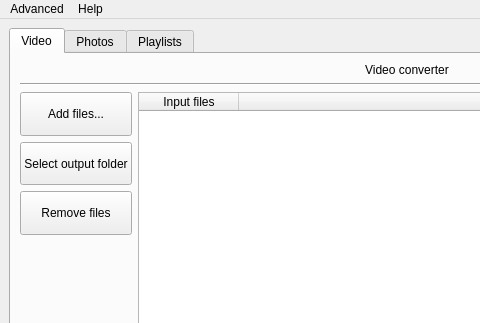
willfurnass/video4fuze, file GUI/MainWindow.ui: the form before one commit; both pictures show x 0 to 480 and y 0 to 323 of the 814 by 600 pixel window.
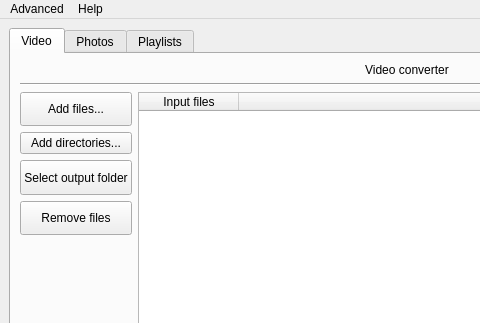
The form after the commit. Icons and pictures are not drawn.

Commit message: Added DVD/Blueray and directory selection support to the GUI

```diff
--- a/GUI/MainWindow.ui
+++ b/GUI/MainWindow.ui
@@ -117,7 +117,7 @@
                 </property>
                </widget>
               </item>
-              <item row="1" column="1">
+              <item row="2" column="1">
                <widget class="QPushButton" name="SelectOutputButton">
                 <property name="sizePolicy">
                  <sizepolicy hsizetype="Minimum" vsizetype="Minimum">
@@ -130,7 +130,7 @@
                 </property>
                </widget>
               </item>
-              <item row="2" column="1">
+              <item row="3" column="1">
                <widget class="QPushButton" name="RemoveButton">
                 <property name="sizePolicy">
                  <sizepolicy hsizetype="Minimum" vsizetype="Minimum">
@@ -159,7 +159,7 @@
                 </property>
                </spacer>
               </item>
-              <item row="1" column="2">
+              <item row="2" column="2">
                <spacer name="horizontalSpacer_2">
                 <property name="orientation">
                  <enum>Qt::Horizontal</enum>
@@ -175,6 +175,13 @@
                 </property>
                </spacer>
               </item>
+              <item row="1" column="1">
+               <widget class="QPushButton" name="AddDirButton">
+                <property name="text">
+                 <string>Add directories...</string>
+                </property>
+               </widget>
+              </item>
              </layout>
             </item>
             <item>
```
The commit also changes 3 other files.
